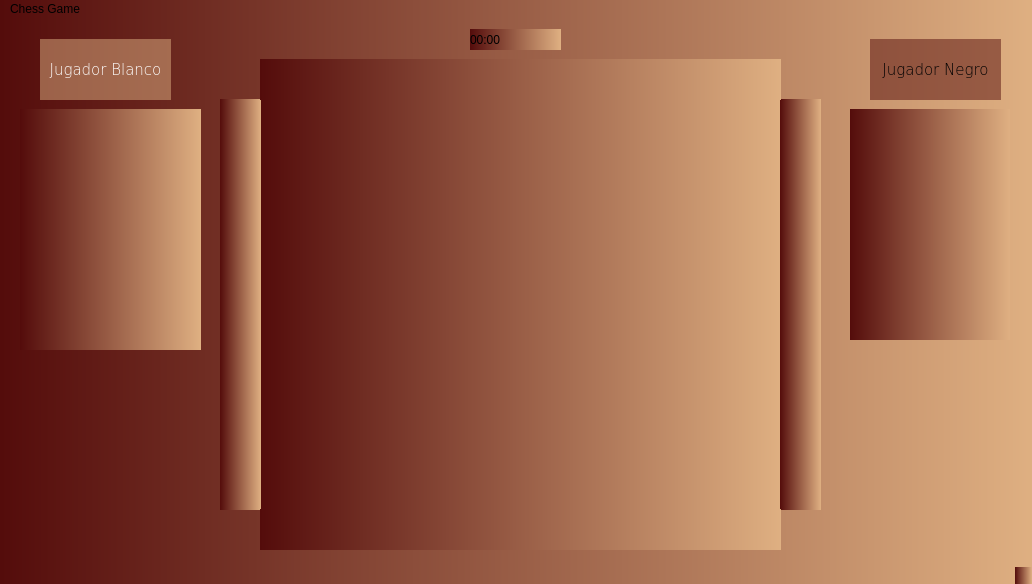
Above: mainwindow.ui from GerardoTBO/Chess-QtCreator-Cpp before the change. Below: the same form after it.
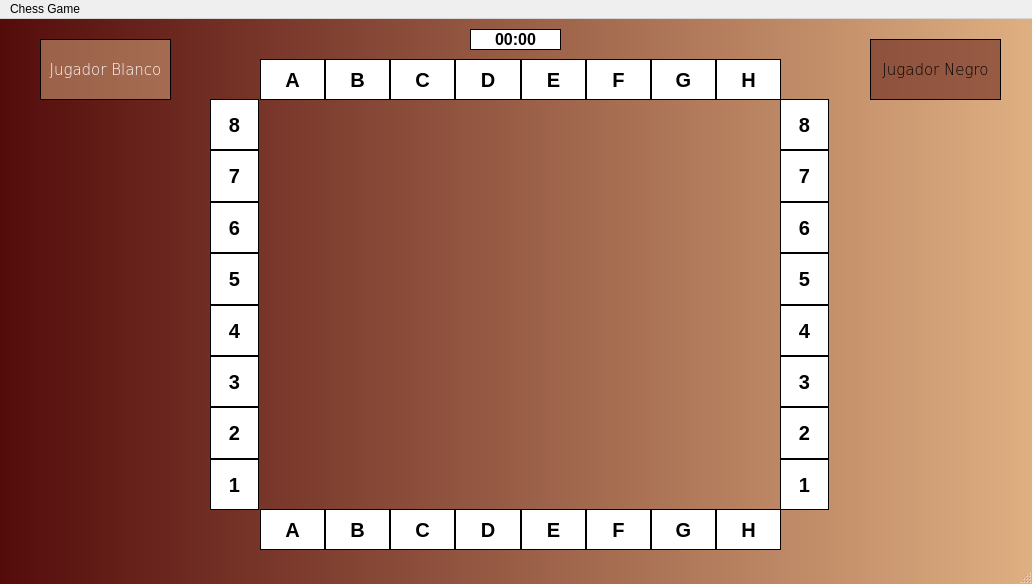
That is the form after the change.

Commit message: Estilos, letras y numeros del tablero, correcion de error en las piezas capturadas

Patch:
```diff
--- a/mainwindow.ui
+++ b/mainwindow.ui
@@ -14,7 +14,13 @@
    <string>Tablero</string>
   </property>
   <property name="styleSheet">
-   <string notr="true">background-color: qlineargradient(spread:pad, x1:0, y1:0, x2:1, y2:0, stop:0 #540C0B, stop:1 #DFB082);</string>
+   <string notr="true">QMainWindow{
+	background-color: qlineargradient(spread:pad, x1:0, y1:0, x2:1, y2:0, stop:0 #540C0B, stop:1 #DFB082);}
+QLabel{
+	background-color: rgb(255, 255, 255);
+	border: 0.5px solid black;
+}
+</string>
   </property>
   <widget class="QWidget" name="centralwidget">
    <widget class="QWidget" name="gridLayoutWidget">
@@ -104,27 +110,15 @@
    <widget class="QWidget" name="gridLayoutWidget_2">
     <property name="geometry">
      <rect>
-      <x>20</x>
+      <x>10</x>
       <y>90</y>
-      <width>181</width>
-      <height>241</height>
+      <width>191</width>
+      <height>201</height>
      </rect>
     </property>
     <layout class="QGridLayout" name="captureBlackPiecesGrid">
      <property name="sizeConstraint">
-      <enum>QLayout::SetDefaultConstraint</enum>
-     </property>
-     <property name="leftMargin">
-      <number>0</number>
-     </property>
-     <property name="topMargin">
-      <number>0</number>
-     </property>
-     <property name="rightMargin">
-      <number>0</number>
-     </property>
-     <property name="bottomMargin">
-      <number>0</number>
+      <enum>QLayout::SetNoConstraint</enum>
      </property>
      <property name="spacing">
       <number>0</number>
@@ -134,27 +128,15 @@
    <widget class="QWidget" name="gridLayoutWidget_3">
     <property name="geometry">
      <rect>
-      <x>850</x>
+      <x>840</x>
       <y>90</y>
-      <width>160</width>
-      <height>231</height>
+      <width>181</width>
+      <height>241</height>
      </rect>
     </property>
     <layout class="QGridLayout" name="captureWhitePiecesGrid">
      <property name="sizeConstraint">
-      <enum>QLayout::SetDefaultConstraint</enum>
-     </property>
-     <property name="leftMargin">
-      <number>0</number>
-     </property>
-     <property name="topMargin">
-      <number>0</number>
-     </property>
-     <property name="rightMargin">
-      <number>0</number>
-     </property>
-     <property name="bottomMargin">
-      <number>0</number>
+      <enum>QLayout::SetNoConstraint</enum>
      </property>
      <property name="spacing">
       <number>0</number>
@@ -166,22 +148,334 @@
      <rect>
       <x>780</x>
       <y>80</y>
-      <width>41</width>
+      <width>49</width>
       <height>411</height>
      </rect>
     </property>
-    <layout class="QVBoxLayout" name="numbersRightLayout"/>
+    <layout class="QVBoxLayout" name="numbersRightLayout">
+     <property name="spacing">
+      <number>0</number>
+     </property>
+     <item>
+      <widget class="QLabel" name="label_29">
+       <property name="font">
+        <font>
+         <family>Nirmala UI</family>
+         <pointsize>15</pointsize>
+         <weight>75</weight>
+         <bold>true</bold>
+        </font>
+       </property>
+       <property name="text">
+        <string>8</string>
+       </property>
+       <property name="alignment">
+        <set>Qt::AlignCenter</set>
+       </property>
+      </widget>
+     </item>
+     <item>
+      <widget class="QLabel" name="label_28">
+       <property name="font">
+        <font>
+         <family>Nirmala UI</family>
+         <pointsize>15</pointsize>
+         <weight>75</weight>
+         <bold>true</bold>
+        </font>
+       </property>
+       <property name="text">
+        <string>7</string>
+       </property>
+       <property name="alignment">
+        <set>Qt::AlignCenter</set>
+       </property>
+      </widget>
+     </item>
+     <item>
+      <widget class="QLabel" name="label_27">
+       <property name="font">
+        <font>
+         <family>Nirmala UI</family>
+         <pointsize>15</pointsize>
+         <weight>75</weight>
+         <bold>true</bold>
+        </font>
+       </property>
+       <property name="text">
+        <string>6</string>
+       </property>
+       <property name="alignment">
+        <set>Qt::AlignCenter</set>
+       </property>
+      </widget>
+     </item>
+     <item>
+      <widget class="QLabel" name="label_26">
+       <property name="font">
+        <font>
+         <family>Nirmala UI</family>
+         <pointsize>15</pointsize>
+         <weight>75</weight>
+         <bold>true</bold>
+        </font>
+       </property>
+       <property name="text">
+        <string>5</string>
+       </property>
+       <property name="alignment">
+        <set>Qt::AlignCenter</set>
+       </property>
+      </widget>
+     </item>
+     <item>
+      <widget class="QLabel" name="label_25">
+       <property name="font">
+        <font>
+         <family>Nirmala UI</family>
+         <pointsize>15</pointsize>
+         <weight>75</weight>
+         <bold>true</bold>
+        </font>
+       </property>
+       <property name="text">
+        <string>4</string>
+       </property>
+       <property name="alignment">
+        <set>Qt::AlignCenter</set>
+       </property>
+      </widget>
+     </item>
+     <item>
+      <widget class="QLabel" name="label_32">
+       <property name="font">
+        <font>
+         <family>Nirmala UI</family>
+         <pointsize>15</pointsize>
+         <weight>75</weight>
+         <bold>true</bold>
+        </font>
+       </property>
+       <property name="text">
+        <string>3</string>
+       </property>
+       <property name="alignment">
+        <set>Qt::AlignCenter</set>
+       </property>
+      </widget>
+     </item>
+     <item>
+      <widget class="QLabel" name="label_31">
+       <property name="font">
+        <font>
+         <family>Nirmala UI</family>
+         <pointsize>15</pointsize>
+         <weight>75</weight>
+         <bold>true</bold>
+        </font>
+       </property>
+       <property name="text">
+        <string>2</string>
+       </property>
+       <property name="alignment">
+        <set>Qt::AlignCenter</set>
+       </property>
+      </widget>
+     </item>
+     <item>
+      <widget class="QLabel" name="label_30">
+       <property name="font">
+        <font>
+         <family>Nirmala UI</family>
+         <pointsize>15</pointsize>
+         <weight>75</weight>
+         <bold>true</bold>
+        </font>
+       </property>
+       <property name="text">
+        <string>1</string>
+       </property>
+       <property name="alignment">
+        <set>Qt::AlignCenter</set>
+       </property>
+      </widget>
+     </item>
+    </layout>
    </widget>
    <widget class="QWidget" name="verticalLayoutWidget_2">
     <property name="geometry">
      <rect>
-      <x>220</x>
+      <x>210</x>
       <y>80</y>
-      <width>41</width>
+      <width>49</width>
       <height>411</height>
      </rect>
     </property>
-    <layout class="QVBoxLayout" name="numbersLeftLayout"/>
+    <layout class="QVBoxLayout" name="numbersLeftLayout">
+     <property name="spacing">
+      <number>0</number>
+     </property>
+     <item>
+      <widget class="QLabel" name="label_19">
+       <property name="font">
+        <font>
+         <family>Nirmala UI</family>
+         <pointsize>15</pointsize>
+         <weight>75</weight>
+         <bold>true</bold>
+        </font>
+       </property>
+       <property name="styleSheet">
+        <string notr="true">border-color: rgb(0, 0, 0);</string>
+       </property>
+       <property name="text">
+        <string>8</string>
+       </property>
+       <property name="alignment">
+        <set>Qt::AlignCenter</set>
+       </property>
+       <property name="margin">
+        <number>0</number>
+       </property>
+      </widget>
+     </item>
+     <item>
+      <widget class="QLabel" name="label_18">
+       <property name="font">
+        <font>
+         <family>Nirmala UI</family>
+         <pointsize>15</pointsize>
+         <weight>75</weight>
+         <bold>true</bold>
+        </font>
+       </property>
+       <property name="text">
+        <string>7</string>
+       </property>
+       <property name="alignment">
+        <set>Qt::AlignCenter</set>
+       </property>
+      </widget>
+     </item>
+     <item>
+      <widget class="QLabel" name="label_22">
+       <property name="font">
+        <font>
+         <family>Nirmala UI</family>
+         <pointsize>15</pointsize>
+         <weight>75</weight>
+         <bold>true</bold>
+        </font>
+       </property>
+       <property name="text">
+        <string>6</string>
+       </property>
+       <property name="alignment">
+        <set>Qt::AlignCenter</set>
+       </property>
+      </widget>
+     </item>
+     <item>
+      <widget class="QLabel" name="label_21">
+       <property name="font">
+        <font>
+         <family>Nirmala UI</family>
+         <pointsize>15</pointsize>
+         <weight>75</weight>
+         <bold>true</bold>
+        </font>
+       </property>
+       <property name="text">
+        <string>5</string>
+       </property>
+       <property name="alignment">
+        <set>Qt::AlignCenter</set>
+       </property>
+      </widget>
+     </item>
+     <item>
+      <widget class="QLabel" name="label_20">
+       <property name="font">
+        <font>
+         <family>Nirmala UI</family>
+         <pointsize>15</pointsize>
+         <weight>75</weight>
+         <bold>true</bold>
+        </font>
+       </property>
+       <property name="text">
+        <string>4</string>
+       </property>
+       <property name="alignment">
+        <set>Qt::AlignCenter</set>
+       </property>
+      </widget>
+     </item>
+     <item>
+      <widget class="QLabel" name="label_24">
+       <property name="font">
+        <font>
+         <family>Nirmala UI</family>
+         <pointsize>15</pointsize>
+         <weight>75</weight>
+         <bold>true</bold>
+         <stylestrategy>PreferDefault</stylestrategy>
+        </font>
+       </property>
+       <property name="text">
+        <string>3</string>
+       </property>
+       <property name="alignment">
+        <set>Qt::AlignCenter</set>
+       </property>
+      </widget>
+     </item>
+     <item>
+      <widget class="QLabel" name="label_23">
+       <property name="font">
+        <font>
+         <family>Nirmala UI</family>
+         <pointsize>15</pointsize>
+         <weight>75</weight>
+         <italic>false</italic>
+         <bold>true</bold>
+         <underline>false</underline>
+         <strikeout>false</strikeout>
+         <stylestrategy>PreferDefault</stylestrategy>
+        </font>
+       </property>
+       <property name="text">
+        <string>2</string>
+       </property>
+       <property name="alignment">
+        <set>Qt::AlignCenter</set>
+       </property>
+      </widget>
+     </item>
+     <item>
+      <widget class="QLabel" name="label_17">
+       <property name="font">
+        <font>
+         <family>Nirmala UI</family>
+         <pointsize>15</pointsize>
+         <weight>75</weight>
+         <italic>false</italic>
+         <bold>true</bold>
+         <underline>false</underline>
+         <strikeout>false</strikeout>
+         <stylestrategy>PreferDefault</stylestrategy>
+         <kerning>true</kerning>
+        </font>
+       </property>
+       <property name="text">
+        <string>1</string>
+       </property>
+       <property name="alignment">
+        <set>Qt::AlignCenter</set>
+       </property>
+      </widget>
+     </item>
+    </layout>
    </widget>
    <widget class="QLabel" name="timeLabel">
     <property name="geometry">
@@ -192,9 +486,23 @@
       <height>21</height>
      </rect>
     </property>
+    <property name="font">
+     <font>
+      <family>Nirmala UI</family>
+      <pointsize>12</pointsize>
+      <weight>75</weight>
+      <bold>true</bold>
+     </font>
+    </property>
     <property name="text">
      <string>00:00</string>
     </property>
+    <property name="textFormat">
+     <enum>Qt::PlainText</enum>
+    </property>
+    <property name="alignment">
+     <set>Qt::AlignCenter</set>
+    </property>
    </widget>
    <widget class="QWidget" name="horizontalLayoutWidget">
     <property name="geometry">
@@ -205,7 +513,155 @@
       <height>41</height>
      </rect>
     </property>
-    <layout class="QHBoxLayout" name="lettersSuperiorLayout"/>
+    <layout class="QHBoxLayout" name="lettersSuperiorLayout">
+     <property name="spacing">
+      <number>0</number>
+     </property>
+     <item>
+      <widget class="QLabel" name="label">
+       <property name="font">
+        <font>
+         <family>Nirmala UI</family>
+         <pointsize>15</pointsize>
+         <weight>75</weight>
+         <bold>true</bold>
+        </font>
+       </property>
+       <property name="text">
+        <string>A</string>
+       </property>
+       <property name="alignment">
+        <set>Qt::AlignCenter</set>
+       </property>
+      </widget>
+     </item>
+     <item>
+      <widget class="QLabel" name="label_6">
+       <property name="font">
+        <font>
+         <family>Nirmala UI</family>
+         <pointsize>15</pointsize>
+         <weight>75</weight>
+         <bold>true</bold>
+        </font>
+       </property>
+       <property name="text">
+        <string>B</string>
+       </property>
+       <property name="alignment">
+        <set>Qt::AlignCenter</set>
+       </property>
+      </widget>
+     </item>
+     <item>
+      <widget class="QLabel" name="label_5">
+       <property name="font">
+        <font>
+         <family>Nirmala UI</family>
+         <pointsize>15</pointsize>
+         <weight>75</weight>
+         <bold>true</bold>
+        </font>
+       </property>
+       <property name="text">
+        <string>C</string>
+       </property>
+       <property name="alignment">
+        <set>Qt::AlignCenter</set>
+       </property>
+      </widget>
+     </item>
+     <item>
+      <widget class="QLabel" name="label_4">
+       <property name="font">
+        <font>
+         <family>Nirmala UI</family>
+         <pointsize>15</pointsize>
+         <weight>75</weight>
+         <bold>true</bold>
+        </font>
+       </property>
+       <property name="text">
+        <string>D</string>
+       </property>
+       <property name="alignment">
+        <set>Qt::AlignCenter</set>
+       </property>
+      </widget>
+     </item>
+     <item>
+      <widget class="QLabel" name="label_2">
+       <property name="font">
+        <font>
+         <family>Nirmala UI</family>
+         <pointsize>15</pointsize>
+         <weight>75</weight>
+         <bold>true</bold>
+        </font>
+       </property>
+       <property name="text">
+        <string>E</string>
+       </property>
+       <property name="alignment">
+        <set>Qt::AlignCenter</set>
+       </property>
+      </widget>
+     </item>
+     <item>
+      <widget class="QLabel" name="label_3">
+       <property name="font">
+        <font>
+         <family>Nirmala UI</family>
+         <pointsize>15</pointsize>
+         <weight>75</weight>
+         <bold>true</bold>
+        </font>
+       </property>
+       <property name="text">
+        <string>F</string>
+       </property>
+       <property name="alignment">
+        <set>Qt::AlignCenter</set>
+       </property>
+      </widget>
+     </item>
+     <item>
+      <widget class="QLabel" name="label_8">
+       <property name="font">
+        <font>
+         <family>Nirmala UI</family>
+         <pointsize>15</pointsize>
+         <weight>75</weight>
+         <bold>true</bold>
+        </font>
+       </property>
+       <property name="text">
+        <string>G</string>
+       </property>
+       <property name="alignment">
+        <set>Qt::AlignCenter</set>
+       </property>
+      </widget>
+     </item>
+     <item>
+      <widget class="QLabel" name="label_7">
+       <property name="font">
+        <font>
+         <family>Nirmala UI</family>
+         <pointsize>15</pointsize>
+         <weight>75</weight>
+         <bold>true</bold>
+        </font>
+       </property>
+       <property name="text">
+        <string>H</string>
+       </property>
+       <property name="alignment">
+        <set>Qt::AlignCenter</set>
+       </property>
+      </widget>
+     </item>
+    </layout>
    </widget>
    <widget class="QWidget" name="horizontalLayoutWidget_2">
     <property name="geometry">
@@ -216,7 +672,155 @@
       <height>41</height>
      </rect>
     </property>
-    <layout class="QHBoxLayout" name="lettersInferiorLayout"/>
+    <layout class="QHBoxLayout" name="lettersInferiorLayout">
+     <property name="spacing">
+      <number>0</number>
+     </property>
+     <item>
+      <widget class="QLabel" name="label_13">
+       <property name="font">
+        <font>
+         <family>Nirmala UI</family>
+         <pointsize>15</pointsize>
+         <weight>75</weight>
+         <bold>true</bold>
+        </font>
+       </property>
+       <property name="text">
+        <string>A</string>
+       </property>
+       <property name="alignment">
+        <set>Qt::AlignCenter</set>
+       </property>
+      </widget>
+     </item>
+     <item>
+      <widget class="QLabel" name="label_12">
+       <property name="font">
+        <font>
+         <family>Nirmala UI</family>
+         <pointsize>15</pointsize>
+         <weight>75</weight>
+         <bold>true</bold>
+        </font>
+       </property>
+       <property name="text">
+        <string>B</string>
+       </property>
+       <property name="alignment">
+        <set>Qt::AlignCenter</set>
+       </property>
+      </widget>
+     </item>
+     <item>
+      <widget class="QLabel" name="label_11">
+       <property name="font">
+        <font>
+         <family>Nirmala UI</family>
+         <pointsize>15</pointsize>
+         <weight>75</weight>
+         <bold>true</bold>
+        </font>
+       </property>
+       <property name="text">
+        <string>C</string>
+       </property>
+       <property name="alignment">
+        <set>Qt::AlignCenter</set>
+       </property>
+      </widget>
+     </item>
+     <item>
+      <widget class="QLabel" name="label_10">
+       <property name="font">
+        <font>
+         <family>Nirmala UI</family>
+         <pointsize>15</pointsize>
+         <weight>75</weight>
+         <bold>true</bold>
+        </font>
+       </property>
+       <property name="text">
+        <string>D</string>
+       </property>
+       <property name="alignment">
+        <set>Qt::AlignCenter</set>
+       </property>
+      </widget>
+     </item>
+     <item>
+      <widget class="QLabel" name="label_14">
+       <property name="font">
+        <font>
+         <family>Nirmala UI</family>
+         <pointsize>15</pointsize>
+         <weight>75</weight>
+         <bold>true</bold>
+        </font>
+       </property>
+       <property name="text">
+        <string>E</string>
+       </property>
+       <property name="alignment">
+        <set>Qt::AlignCenter</set>
+       </property>
+      </widget>
+     </item>
+     <item>
+      <widget class="QLabel" name="label_16">
+       <property name="font">
+        <font>
+         <family>Nirmala UI</family>
+         <pointsize>15</pointsize>
+         <weight>75</weight>
+         <bold>true</bold>
+        </font>
+       </property>
+       <property name="text">
+        <string>F</string>
+       </property>
+       <property name="alignment">
+        <set>Qt::AlignCenter</set>
+       </property>
+      </widget>
+     </item>
+     <item>
+      <widget class="QLabel" name="label_9">
+       <property name="font">
+        <font>
+         <family>Nirmala UI</family>
+         <pointsize>15</pointsize>
+         <weight>75</weight>
+         <bold>true</bold>
+        </font>
+       </property>
+       <property name="text">
+        <string>G</string>
+       </property>
+       <property name="alignment">
+        <set>Qt::AlignCenter</set>
+       </property>
+      </widget>
+     </item>
+     <item>
+      <widget class="QLabel" name="label_15">
+       <property name="font">
+        <font>
+         <family>Nirmala UI</family>
+         <pointsize>15</pointsize>
+         <weight>75</weight>
+         <bold>true</bold>
+        </font>
+       </property>
+       <property name="text">
+        <string>H</string>
+       </property>
+       <property name="alignment">
+        <set>Qt::AlignCenter</set>
+       </property>
+      </widget>
+     </item>
+    </layout>
    </widget>
   </widget>
   <widget class="QMenuBar" name="menubar">
@@ -228,12 +832,12 @@
      <height>20</height>
     </rect>
    </property>
-   <widget class="QMenu" name="menuChessGame">
+   <widget class="QMenu" name="menuChess_Game">
     <property name="title">
      <string>Chess Game</string>
     </property>
    </widget>
-   <addaction name="menuChessGame"/>
+   <addaction name="menuChess_Game"/>
   </widget>
   <widget class="QStatusBar" name="statusbar">
    <property name="mouseTracking">
```
Left out of the diff: 2 changed lines with no effect on the pictures. The commit also changes 2 other files.
